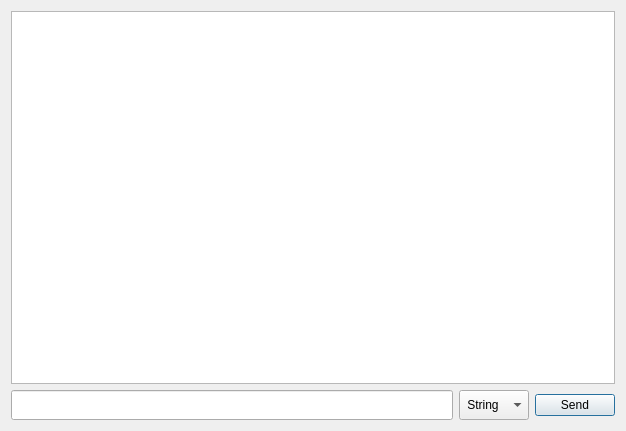
Old version of the form NWTR_Robotics_GUI/commandprompt.ui in the repository mnowator/SCARA_Control.
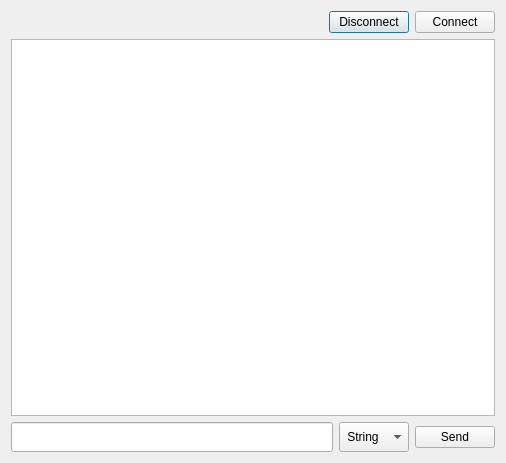
New version of the form.

The edit to the form file:
```diff
--- a/NWTR_Robotics_GUI/commandprompt.ui
+++ b/NWTR_Robotics_GUI/commandprompt.ui
@@ -9,8 +9,8 @@
    <rect>
     <x>0</x>
     <y>0</y>
-    <width>626</width>
-    <height>431</height>
+    <width>506</width>
+    <height>463</height>
    </rect>
   </property>
   <property name="windowTitle">
@@ -19,6 +19,37 @@
   <layout class="QGridLayout" name="gridLayout">
    <item row="0" column="0">
     <layout class="QVBoxLayout" name="verticalLayout">
+     <item>
+      <layout class="QHBoxLayout" name="horizontalLayout_2">
+       <item>
+        <spacer name="horizontalSpacer">
+         <property name="orientation">
+          <enum>Qt::Horizontal</enum>
+         </property>
+         <property name="sizeHint" stdset="0">
+          <size>
+           <width>40</width>
+           <height>20</height>
+          </size>
+         </property>
+        </spacer>
+       </item>
+       <item>
+        <widget class="QPushButton" name="disconnectPushButton">
+         <property name="text">
+          <string>Disconnect</string>
+         </property>
+        </widget>
+       </item>
+       <item>
+        <widget class="QPushButton" name="connectPushButton">
+         <property name="text">
+          <string>Connect</string>
+         </property>
+        </widget>
+       </item>
+      </layout>
+     </item>
      <item>
       <widget class="QTextEdit" name="commandPromptTextEdit">
        <property name="readOnly">
```
Left out of the diff: 8 changed lines with no effect on the pictures.
